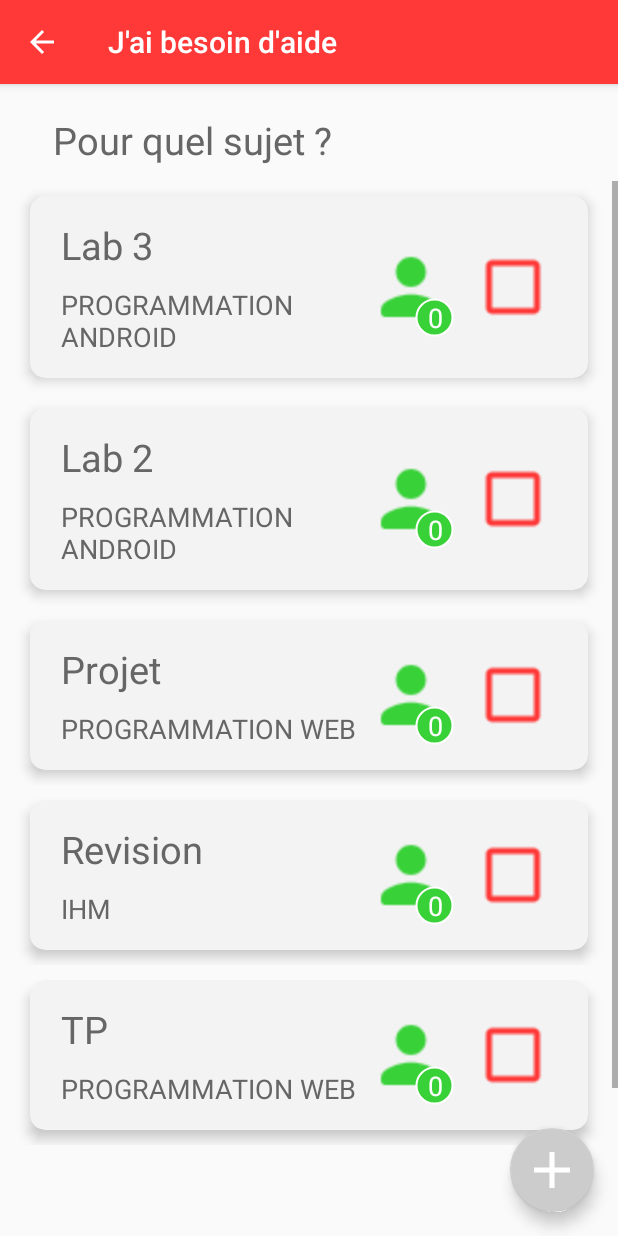
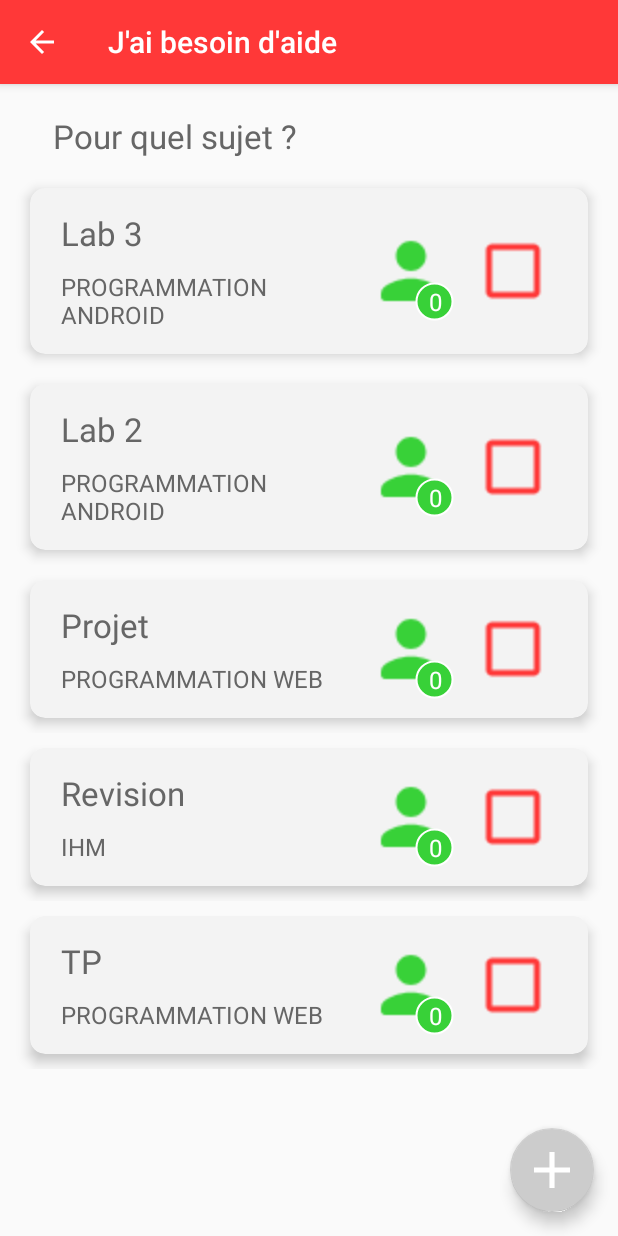
Before and after one commit to Samylms/helpy, an Android app: the TopicListNeedHelpActivity screen opened directly, with no data from a screen before it, on a phone screen of 412 x 824 dp. Run offline under Robolectric (Android 15) with nearby library versions, the light colour scheme and no system bars; libraries missing offline, so code that uses them is left out: com.koushikdutta.async, com.koushikdutta.ion; pictures from the network do not load.

Commit message:
Update Recycler view in TopicActivity

```diff
--- a/app/src/main/java/ij/personal/helpy/TopicAdapter.java
+++ b/app/src/main/java/ij/personal/helpy/TopicAdapter.java
@@ -19,81 +19,65 @@ import ij.personal.helpy.Contact_Activity.Propose_aide.Propose_Activity;
 import ij.personal.helpy.Models.Request;
 import ij.personal.helpy.Models.Topic;
 
-public class TopicAdapter extends RecyclerView.Adapter<TopicAdapter.TopicViewHolder> {
+
+public class TopicAdapter extends RecyclerView.Adapter<RecyclerView.ViewHolder> {
+    private static final int TYPE_HEADER = 0;
+    private static final int TYPE_ITEM = 1;
     private List<Topic> mClassTopics;
     private Context mContext;
     private int loggedStudentId;
-    private int totalProposalRequest;
+    private int proposalRequestCount;
 
-    // Provide a reference to the views for each data item
-    // Complex data items may need more than one view per item, and
-    // you provide access to all the views for a data item in a view holder
-    public static class TopicViewHolder extends RecyclerView.ViewHolder {
-        // each data item
-        public TextView txtTopicTitle;
-        public TextView txtTopicSubject;
-        public CheckBox checkBoxRequest;
-        public TextView txtRequestQty;
-        public LinearLayout lytTopicCard;
-        public FrameLayout lytIconPerson;
-
-        // Constructor
-        public TopicViewHolder(View v) {
-            super(v);
-            txtTopicTitle = v.findViewById(R.id.txtTopicTitle);
-            txtTopicSubject = v.findViewById(R.id.txtTopicSubject);
-            checkBoxRequest = v.findViewById(R.id.checkBoxRequest);
-            txtRequestQty = v.findViewById(R.id.txtRequestQty);
-            lytTopicCard = v.findViewById(R.id.lytTopicCard);
-            lytIconPerson = v.findViewById(R.id.lytIconPerson);
-        }
-    }
-
-    // Provide a suitable constructor (depends on the kind of dataset)
-//    public TopicAdapter(String[] myDataset) {
     public TopicAdapter(List<Topic> classTopics, Context mContext) {
         mClassTopics = classTopics;
         this.mContext = mContext;
     }
 
-    // Create new views (invoked by the layout manager)
     @Override
-    public TopicAdapter.TopicViewHolder onCreateViewHolder(ViewGroup parent, int viewType) {
-        // create a new view
+    public RecyclerView.ViewHolder onCreateViewHolder(ViewGroup parent, int viewType) {
+        if (viewType == TYPE_ITEM) {
+            //inflate your layout and pass it to view holder
             LinearLayout v = (LinearLayout) LayoutInflater.from(parent.getContext())
                     .inflate(R.layout.topic_card, parent, false);
-
-        TopicViewHolder vh = new TopicViewHolder(v);
-        return vh;
+            return new VHItem(v);
+        } else if (viewType == TYPE_HEADER) {
+            //inflate your layout and pass it to view holder
+            LinearLayout v = (LinearLayout) LayoutInflater.from(parent.getContext())
+                    .inflate(R.layout.topic_header, parent, false);
+            return new VHHeader(v);
+        }
+        throw new RuntimeException("there is no type that matches the type " + viewType + " + make sure your using types correctly");
     }
 
-    // Replace the contents of a view (invoked by the layout manager)
     @Override
-    public void onBindViewHolder(TopicViewHolder holder, int position) {
+    public void onBindViewHolder(RecyclerView.ViewHolder holder, int position) {
+        if (holder instanceof VHItem) {
+            //cast holder to VHItem and set data
+            VHItem vhItem = (VHItem) holder;
             // - get element from your dataset at this position
             // - replace the contents of the view with that element
-        holder.txtTopicTitle.setText(mClassTopics.get(position).getTitle());
-        holder.txtTopicSubject.setText(String.valueOf(mClassTopics.get(position).getTopicSubjectName(mContext)));
+            vhItem.txtTopicTitle.setText(getItem(position).getTitle());
+            vhItem.txtTopicSubject.setText(String.valueOf(getItem(position).getTopicSubjectName(mContext)));
 
-        final Topic topic = mClassTopics.get(position);
-        totalProposalRequest = 0;
+            final Topic topic = getItem(position);
+            proposalRequestCount = 0;
             loggedStudentId = 1;
             if (topic.getIdTopic() != 0) { // if idTopic = 0, we are with static data
                 List<Request> topicRequests = topic.getTopicRequests(mContext);
                 for (Request request : topicRequests) {
                     if (request.getType().equals("Proposition")) {
-                    totalProposalRequest += 1;
+                        proposalRequestCount += 1;
                     } else {
                         if (request.getIdStudent() == loggedStudentId) {
-                        holder.checkBoxRequest.setChecked(true);
+                            vhItem.checkBoxRequest.setChecked(true);
                         }
                     }
                 }
             }
-        holder.txtRequestQty.setText(String.valueOf(totalProposalRequest));
+            vhItem.txtRequestQty.setText(String.valueOf(proposalRequestCount));
 
             // add click listener to open ContactActivity
-        holder.lytTopicCard.setOnClickListener(new View.OnClickListener() {
+            vhItem.lytTopicCard.setOnClickListener(new View.OnClickListener() {
                 @Override
                 public void onClick(View v) {
                     Intent intent = new Intent (mContext, Propose_Activity.class);
@@ -101,7 +85,7 @@ public class TopicAdapter extends RecyclerView.Adapter<TopicAdapter.TopicViewHol
                     mContext.startActivity(intent);
                 }
             });
-        holder.lytIconPerson.setOnClickListener(new View.OnClickListener() {
+            vhItem.lytIconPerson.setOnClickListener(new View.OnClickListener() {
                 @Override
                 public void onClick(View v) {
                     Intent intent = new Intent (mContext, Demande_Activity.class);
@@ -111,7 +95,7 @@ public class TopicAdapter extends RecyclerView.Adapter<TopicAdapter.TopicViewHol
             });
 
             // handle adding or delete Request concerning the topic
-        holder.checkBoxRequest.setOnCheckedChangeListener(new CompoundButton.OnCheckedChangeListener() {
+            vhItem.checkBoxRequest.setOnCheckedChangeListener(new CompoundButton.OnCheckedChangeListener() {
                 @Override
                 public void onCheckedChanged(CompoundButton buttonView, boolean isChecked) {
                     if (isChecked){
@@ -124,17 +108,61 @@ public class TopicAdapter extends RecyclerView.Adapter<TopicAdapter.TopicViewHol
                         if (topic.getIdTopic() == 0){
 
                         }
-
                     }
                 }
             });
 
+        } else if (holder instanceof VHHeader) {
+            //cast holder to VHHeader and set data for header.
+            VHHeader vhHeader = (VHHeader) holder;
 
         }
+    }
 
-    // Return the size of your dataset (invoked by the layout manager)
     @Override
     public int getItemCount() {
-        return mClassTopics.size();
+        return mClassTopics.size() + 1;
+    }
+
+    @Override
+    public int getItemViewType(int position) {
+        if (isPositionHeader(position))
+            return TYPE_HEADER;
+        return TYPE_ITEM;
+    }
+
+    private boolean isPositionHeader(int position) {
+        return position == 0;
+    }
+
+    private Topic getItem(int position) {
+        return mClassTopics.get(position - 1);
+    }
+
+    class VHItem extends RecyclerView.ViewHolder {
+        // each data item
+        public TextView txtTopicTitle;
+        public TextView txtTopicSubject;
+        public CheckBox checkBoxRequest;
+        public TextView txtRequestQty;
+        public LinearLayout lytTopicCard;
+        public FrameLayout lytIconPerson;
+
+        public VHItem(View itemView) {
+            super(itemView);
+            txtTopicTitle = itemView.findViewById(R.id.txtTopicTitle);
+            txtTopicSubject = itemView.findViewById(R.id.txtTopicSubject);
+            checkBoxRequest = itemView.findViewById(R.id.checkBoxRequest);
+            txtRequestQty = itemView.findViewById(R.id.txtRequestQty);
+            lytTopicCard = itemView.findViewById(R.id.lytTopicCard);
+            lytIconPerson = itemView.findViewById(R.id.lytIconPerson);
         }
     }
+
+    class VHHeader extends RecyclerView.ViewHolder {
+
+        public VHHeader(View itemView) {
+            super(itemView);
+        }
+    }
+}
--- a/app/src/main/res/layout/content_topic_list_need_help.xml
+++ b/app/src/main/res/layout/content_topic_list_need_help.xml
@@ -11,15 +11,6 @@
     tools:showIn="@layout/activity_topic_list_need_help" >
 
     <!--Contenu de l'écran-->
-    <TextView
-        android:layout_width="match_parent"
-        android:layout_height="wrap_content"
-        android:paddingStart="35dp"
-        android:paddingTop="20dp"
-        android:paddingBottom="10dp"
-        android:text="@string/title_which_subject"
-        android:textColor="@color/darkGrey"
-        android:textSize="@dimen/text_size" />
 
     <!-- A RecyclerView with some commonly used attributes -->
     <android.support.v7.widget.RecyclerView
--- /dev/null
+++ b/app/src/main/res/layout/topic_header.xml
@@ -0,0 +1,17 @@
+<?xml version="1.0" encoding="utf-8"?>
+<LinearLayout xmlns:android="http://schemas.android.com/apk/res/android"
+    xmlns:app="http://schemas.android.com/apk/res-auto"
+    android:layout_width="match_parent"
+    android:layout_height="wrap_content">
+
+    <TextView
+        android:layout_width="match_parent"
+        android:layout_height="wrap_content"
+        android:paddingStart="35dp"
+        android:paddingTop="20dp"
+        android:paddingBottom="10dp"
+        android:text="@string/title_which_subject"
+        android:textColor="@color/darkGrey"
+        android:textSize="@dimen/text_size" />
+
+</LinearLayout>
--- a/app/src/main/res/values/dimens.xml
+++ b/app/src/main/res/values/dimens.xml
@@ -1,7 +1,7 @@
 <resources>
 
-    <dimen name="text_size">25sp</dimen>
-    <dimen name="small_text_size">18sp</dimen>
+    <dimen name="text_size">22sp</dimen>
+    <dimen name="small_text_size">16sp</dimen>
 
     <dimen name="fab_margin">16dp</dimen>
     <dimen name="small_margin">5dp</dimen>
```
Also changed, not shown: app/src/main/java/ij/personal/helpy/Models/Class.java (+28 -0 lines), app/src/main/java/ij/personal/helpy/Models/Student.java (+34 -0 lines), app/src/main/java/ij/personal/helpy/Models/Topic.java (+32 -20 lines), app/src/main/java/ij/personal/helpy/authentication/SignInActivity.java (+19 -0 lines), app/src/main/res/layout/activity_add_subject_need_help.xml (+20 -21 lines). Lines whose indentation alone changed are shown as unchanged.
